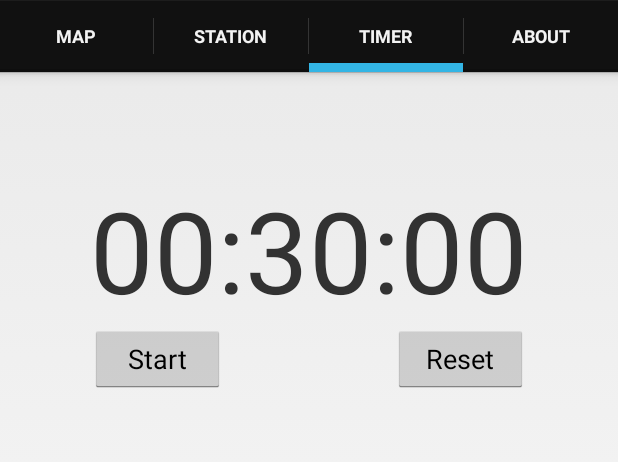
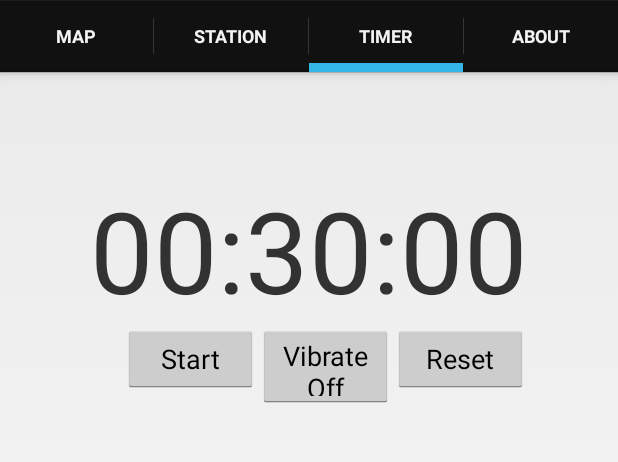
Before and after one commit to ihlee01/indy_bikeshare, an Android app: the screen it shows after launch (MainActivity), tab 3 chosen, on a phone screen of 412 x 824 dp, the part 72-534 px from its top. Run offline under Robolectric (Android 15) with nearby library versions, the phone set to English and light mode, and no system bars; 5 statements that could not run were skipped.

Commit message:
Merge remote-tracking branch 'origin/master'
Conflicts:
	Pacers_BikeShare/app/src/main/res/values/strings.xml

```diff
--- a/Pacers_BikeShare/app/src/main/java/com/misabelleeli/pacers_bikeshare/TimerFragment.java
+++ b/Pacers_BikeShare/app/src/main/java/com/misabelleeli/pacers_bikeshare/TimerFragment.java
@@ -4,6 +4,7 @@ import android.app.NotificationManager;
 import android.app.PendingIntent;
 import android.content.Context;
 import android.content.Intent;
+import android.graphics.Color;
 import android.media.RingtoneManager;
 import android.net.Uri;
 import android.os.Bundle;
@@ -29,14 +30,16 @@ public class TimerFragment extends Fragment {
 
     private Button startButton;
     private Button resetButton;
+    private Button vibrateOff;
+
     private TextView timerValue;
     private long startTime = 1800000; //milliseconds
     private String hms = "";
     private long delimiter = 28;
-    final CounterClass timer = new CounterClass(startTime,1000);
+    private CounterClass timer = new CounterClass(startTime,1000);
     private NotificationCompat.Builder mBuilder;
     private NotificationManager nManager;
-    private boolean vibrateSignal = true;
+    private int requestID = 001;
 
     public TimerFragment() {
         // Required empty public constructor
@@ -75,9 +78,17 @@ public class TimerFragment extends Fragment {
                 delimiter = 28;
                 hms = "00:30:00";
                 mBuilder.setOngoing(false);
+                nManager.cancelAll();
                 timerValue.setText(hms);
-                mBuilder.setContentText(hms);
-                mBuilder.setStyle(new NotificationCompat.BigTextStyle().bigText("Time: " + hms));
+            }
+        });
+
+        vibrateOff = (Button) getView().findViewById(R.id.vibrate_btn);
+        vibrateOff.setOnClickListener(new View.OnClickListener() {
+            @Override
+            public void onClick(View view) {
+                delimiter = 0;
+                mBuilder.setVibrate(new long[]{0});
             }
         });
     }
@@ -87,11 +98,12 @@ public class TimerFragment extends Fragment {
 
         String action_snooze = "com.misabelleeli.pacers_bikeshare.ACTION_SNOOZE";
         String action_dimiss = "com.misabelleeli.pacers_bikeshare.ACTION_DISMISS";
+
         mBuilder = new NotificationCompat.Builder(
                 getActivity()).setSmallIcon(R.drawable.ic_launcher);
         mBuilder.setContentTitle("Pacers Bike Share Timer")
                 .setStyle(new NotificationCompat.BigTextStyle().bigText(hms));
-        mBuilder.setAutoCancel(true);
+        mBuilder.setAutoCancel(true).setWhen(0);
 
         Intent snoozeIntent = new Intent(getActivity(), MainActivity.class);
         snoozeIntent.setAction(action_snooze);
@@ -122,28 +134,29 @@ public class TimerFragment extends Fragment {
         // Adds the Intent that starts the Activity to the top of the stack
         stackBuilder.addNextIntent(resultIntent);
 
-        // Make this unique ID to make sure there is not generated just a brand new intent with new extra values:
-        int requestID = (int) System.currentTimeMillis();
-
         // Pass the unique ID to the resultPendingIntent:
         PendingIntent resultPendingIntent = PendingIntent.getActivity(getActivity(), requestID, resultIntent, 0);
 
         mBuilder.setContentIntent(resultPendingIntent);
         nManager = (NotificationManager) getActivity()
                 .getSystemService(Context.NOTIFICATION_SERVICE);
+        nManager.notify(0,mBuilder.getNotification());
 
+        /*
         if(dismissIntent.getAction().equals(action_dimiss))
         {
             mBuilder.setOngoing(false);
+            mBuilder.setVibrate(new long[]{0});
+            nManager.cancelAll();
         }
-
-        if(snoozeIntent.equals(action_snooze))
+        else if(snoozeIntent.equals(action_snooze))
         {
-            delimiter = delimiter - 1;
+            mBuilder.setOngoing(false);
+            nManager.cancel(requestID);
         }
+        */
 
     }
-
 
     public class CounterClass extends CountDownTimer {
 
@@ -174,14 +187,14 @@ public class TimerFragment extends Fragment {
             {
 
                 // Make the notification play the default notification sound:
+                /*
                 Uri alarmSound = RingtoneManager
                         .getDefaultUri(RingtoneManager.TYPE_NOTIFICATION);
                 mBuilder.setSound(alarmSound);
+                */
+                mBuilder.setVibrate(new long[]{500,500,500});
                 mBuilder.setOngoing(true);
-            }
-            else
-            {
-                mBuilder.setOngoing(false);
+
             }
         }
 
--- a/Pacers_BikeShare/app/src/main/res/layout/activity_main.xml
+++ b/Pacers_BikeShare/app/src/main/res/layout/activity_main.xml
@@ -5,6 +5,31 @@
     android:layout_height="match_parent"
     tools:context=".MyActivity">
 
+    <RadioGroup
+        android:id="@+id/rg_modes"
+        android:layout_width="wrap_content"
+        android:layout_height="wrap_content"
+        android:layout_alignParentBottom="true"
+        android:orientation="horizontal">
+
+        <RadioButton android:id="@+id/rb_driving"
+            android:layout_width="wrap_content"
+            android:layout_height="wrap_content"
+            android:text="@string/str_driving_btn"
+            android:checked="true" />
+
+        <RadioButton android:id="@+id/rb_bicycling"
+            android:layout_width="wrap_content"
+            android:layout_height="wrap_content"
+            android:text="@string/str_biking_btn" />
+
+        <RadioButton android:id="@+id/rb_walking"
+            android:layout_width="wrap_content"
+            android:layout_height="wrap_content"
+            android:text="@string/str_walking_btn" />
+
+        </RadioGroup>
+
     <FrameLayout xmlns:android="http://schemas.android.com/apk/res/android"
         xmlns:tools="http://schemas.android.com/tools"
         android:layout_width="match_parent"
--- a/Pacers_BikeShare/app/src/main/res/layout/fragment_timer.xml
+++ b/Pacers_BikeShare/app/src/main/res/layout/fragment_timer.xml
@@ -23,8 +23,8 @@
         android:layout_height="45dp"
         android:text="@string/startLabel"
         android:layout_below="@+id/timerValue"
-        android:layout_alignLeft="@+id/timerValue"
-        android:layout_alignStart="@+id/timerValue" />
+        android:layout_toLeftOf="@+id/vibrate_btn"
+        android:layout_toStartOf="@+id/vibrate_btn" />
 
     <Button
         android:layout_width="90dp"
@@ -35,4 +35,13 @@
         android:layout_alignRight="@+id/timerValue"
         android:layout_alignEnd="@+id/timerValue" />
 
+    <Button
+        android:layout_width="90dp"
+        android:layout_height="55dp"
+        android:text="Vibrate Off"
+        android:id="@+id/vibrate_btn"
+        android:layout_below="@+id/timerValue"
+        android:layout_toLeftOf="@+id/reset"
+        android:layout_toStartOf="@+id/reset"/>
+
 </RelativeLayout>
```
Also changed, not shown: Pacers_BikeShare/app/src/main/java/com/misabelleeli/pacers_bikeshare/GoogleMapFragment.java (+40 -0 lines), Pacers_BikeShare/app/src/main/res/layout/custom_infowindow.xml (added, +31 -0 lines).
